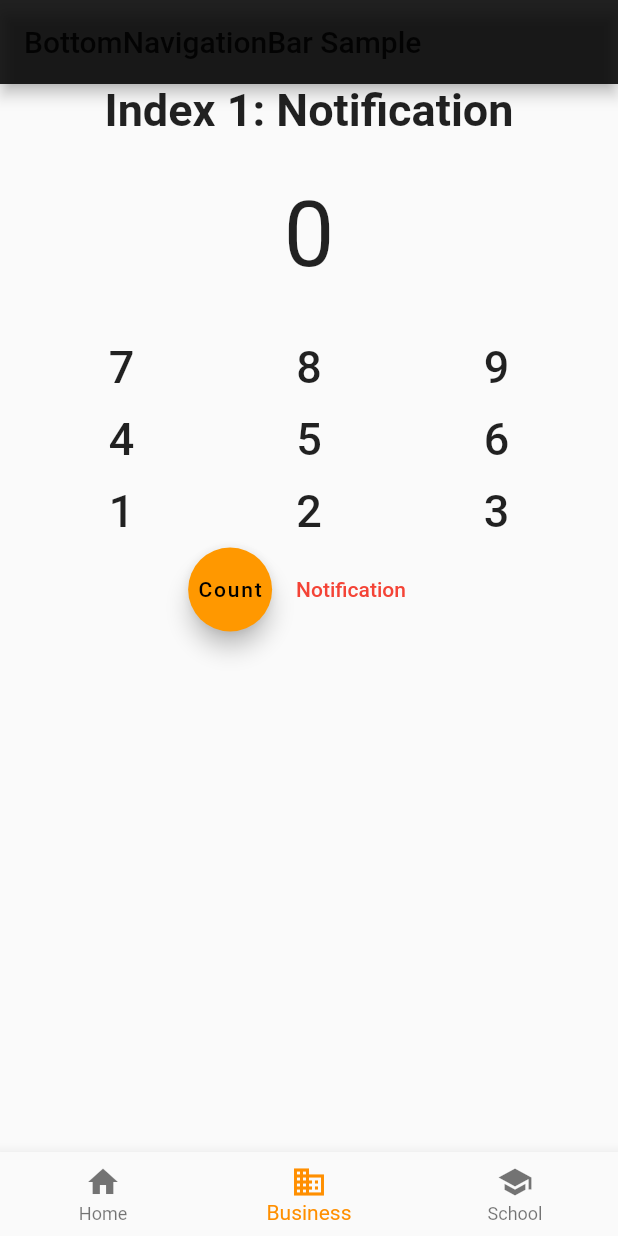
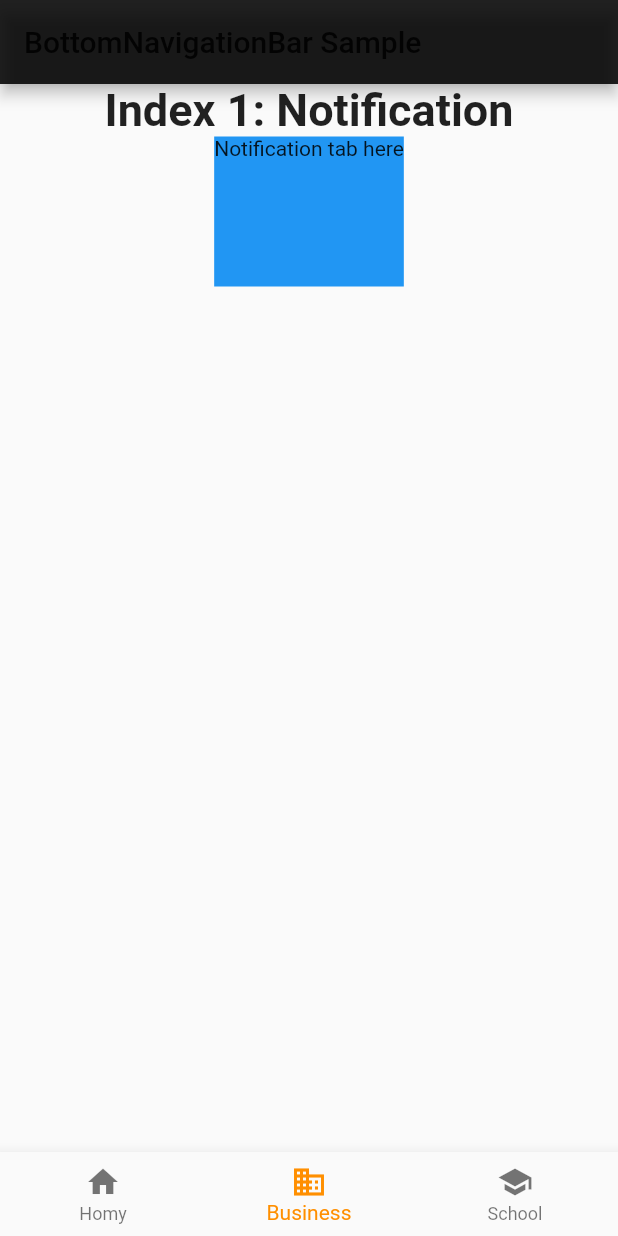
Before and after one commit to BeatMil/calculator, a Flutter app: the screen it shows after launch, item 2 of the bottom bar chosen, on a phone screen of 412 x 824 dp. Run offline on Flutter 3.47's test engine with Material 2 defaults, Android fonts, the phone set to English and light mode, and no system bars; our stand-ins replace cloud_firestore; accounts and stored records are empty.

Commit message:
from laptop there is going to be conflict

```diff
--- a/lib/bottomNav.dart
+++ b/lib/bottomNav.dart
@@ -2,6 +2,7 @@ import 'package:flutter/material.dart';
 import 'package:flutter/rendering.dart';
 import './cal.dart';
 import './notification.dart';
+import './fish.dart';
 class BottomNav extends StatefulWidget {
   @override
   State<StatefulWidget> createState() {
@@ -11,6 +12,8 @@ class BottomNav extends StatefulWidget {
 
 class BottomNavState extends State<BottomNav> {
   int _selectedIndex = 0;
+  final List<Widget> _children = [Calculator(), Fish(), Fish()];
+
   static const TextStyle optionStyle = TextStyle(fontSize: 30, fontWeight: FontWeight.bold);
   static const List<Widget> _widgetOptions = <Widget>[
   Text(
@@ -29,9 +32,16 @@ class BottomNavState extends State<BottomNav> {
 
 void _onItemTapped(int index) {
   print('index: ' + index.toString());
-  setState(() {
-    _selectedIndex = index;
-  });
+  if (index > 1) {
+    Navigator.push(context,
+    MaterialPageRoute(builder: (context) => NotificationPage()));
+    print("index is more than 2 : $index");
+  }
+  else {
+    setState(() {
+      _selectedIndex = index;
+    });
+  }
 }
 
 @override
@@ -44,7 +54,7 @@ Widget build(BuildContext context) {
       child: Column(
         children: <Widget>[
           _widgetOptions.elementAt(_selectedIndex),
-          Calculator(),
+          _children[_selectedIndex]
         ],
       ),
     ),
@@ -52,7 +62,7 @@ Widget build(BuildContext context) {
       items: const <BottomNavigationBarItem>[
         BottomNavigationBarItem(
           icon: Icon(Icons.home),
-          title: Text('Home'),
+          title: Text('Homy'),
         ),
         BottomNavigationBarItem(
           icon: Icon(Icons.business),
--- /dev/null
+++ b/lib/fish.dart
@@ -0,0 +1,13 @@
+import 'package:flutter/material.dart';
+
+class Fish extends StatelessWidget {
+  @override
+  Widget build(BuildContext context) {
+    return Container(
+      color: Colors.blue,
+      child: Text('Notification tab here'),
+      height: 100.00,
+    );
+  }
+
+}
--- a/lib/main.dart
+++ b/lib/main.dart
@@ -1,6 +1,5 @@
 import 'package:flutter/material.dart';
 import './bottomNav.dart';
-import './cal.dart';
 
 
 void main() => runApp(MyApp());
```
Also changed, not shown: lib/cal.dart (+9 -0 lines), lib/notification.dart (+8 -9 lines).
